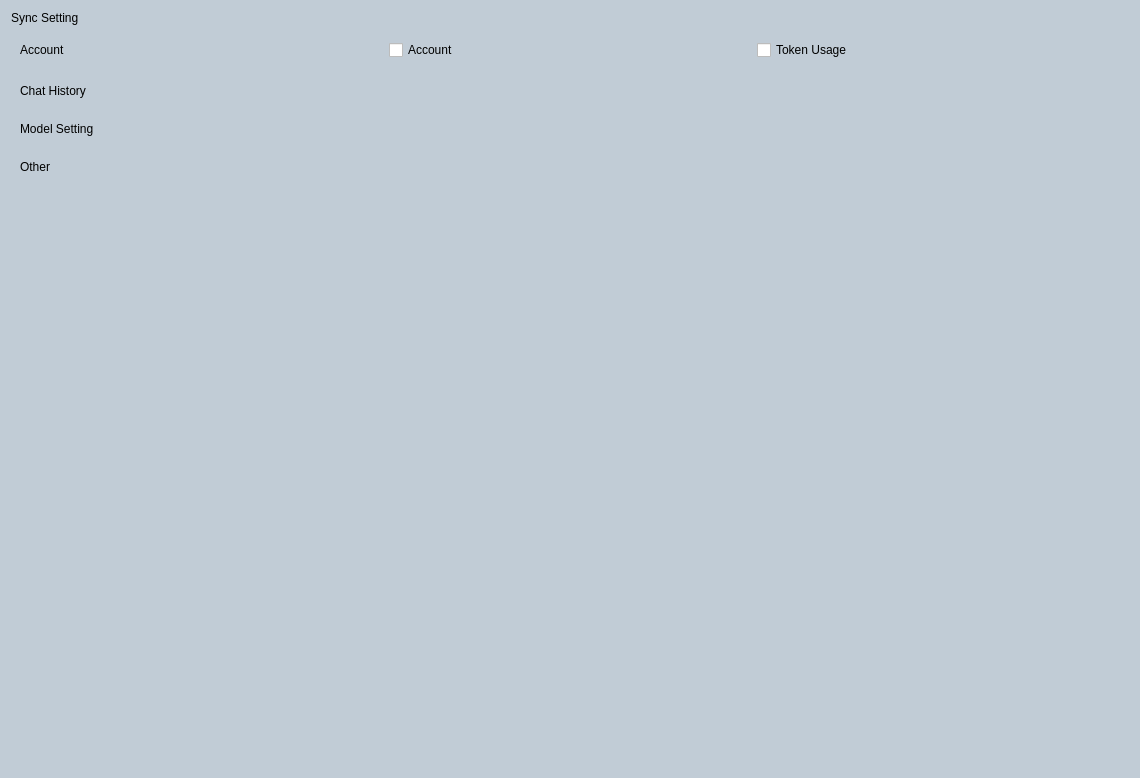
hanjingo/rag-qt, file src/setting_page/SettingPageSync.ui: the form before one commit.
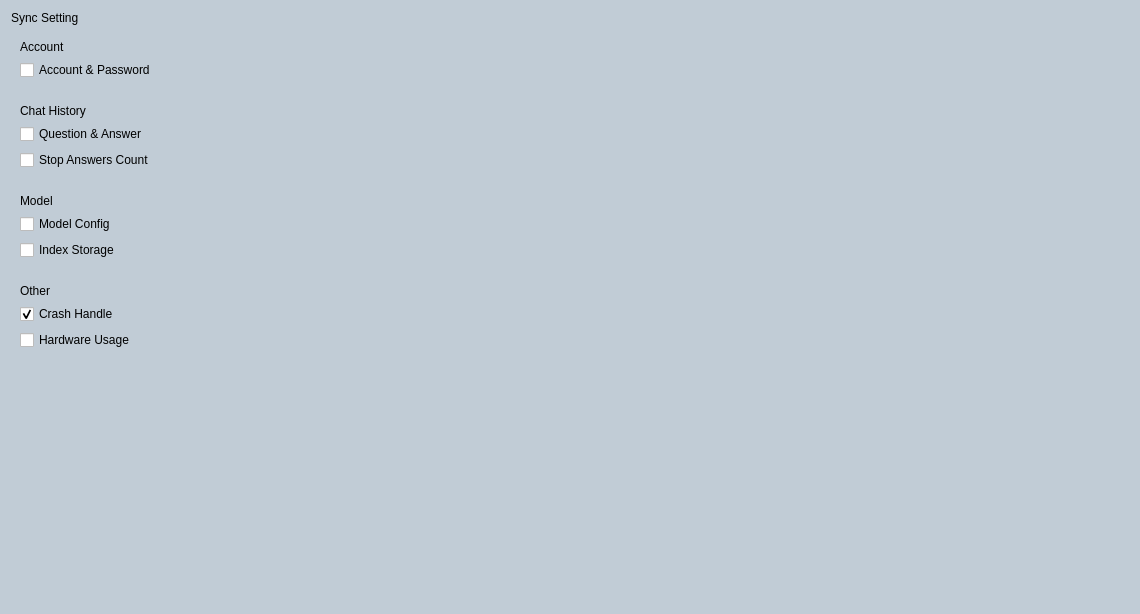
The form after the commit.

```diff
--- a/src/setting_page/SettingPageSync.ui
+++ b/src/setting_page/SettingPageSync.ui
@@ -7,7 +7,7 @@
     <x>0</x>
     <y>0</y>
     <width>1140</width>
-    <height>778</height>
+    <height>614</height>
    </rect>
   </property>
   <property name="windowTitle">
@@ -51,17 +51,10 @@
         </property>
        </widget>
       </item>
-      <item row="0" column="1">
-       <widget class="QCheckBox" name="checkBox">
+      <item row="1" column="0">
+       <widget class="QCheckBox" name="ckAccount">
         <property name="text">
-         <string>Account</string>
-        </property>
-       </widget>
-      </item>
-      <item row="0" column="2">
-       <widget class="QCheckBox" name="checkBox_2">
-        <property name="text">
-         <string>Token Usage</string>
+         <string>Account &amp;&amp; Password</string>
         </property>
        </widget>
       </item>
@@ -71,6 +64,13 @@
    <item>
     <widget class="QWidget" name="wgt_SlaveCtrl1_2" native="true">
      <layout class="QGridLayout" name="gridLayout_2">
+      <item row="1" column="0">
+       <widget class="QCheckBox" name="checkBox_2">
+        <property name="text">
+         <string>Question &amp;&amp; Answer</string>
+        </property>
+       </widget>
+      </item>
       <item row="0" column="0">
        <widget class="QLabel" name="lbl_SlaveCtrl1_Name_3">
         <property name="font">
@@ -84,12 +84,26 @@
         </property>
        </widget>
       </item>
+      <item row="2" column="0">
+       <widget class="QCheckBox" name="checkBox_3">
+        <property name="text">
+         <string>Stop Answers Count</string>
+        </property>
+       </widget>
+      </item>
      </layout>
     </widget>
    </item>
    <item>
     <widget class="QWidget" name="wgt_SlaveCtrl1_3" native="true">
      <layout class="QGridLayout" name="gridLayout_3">
+      <item row="1" column="0">
+       <widget class="QCheckBox" name="checkBox_6">
+        <property name="text">
+         <string>Model Config</string>
+        </property>
+       </widget>
+      </item>
       <item row="0" column="0">
        <widget class="QLabel" name="lbl_SlaveCtrl1_Name_4">
         <property name="font">
@@ -99,7 +113,14 @@
          </font>
         </property>
         <property name="text">
-         <string>Model Setting</string>
+         <string>Model</string>
+        </property>
+       </widget>
+      </item>
+      <item row="2" column="0">
+       <widget class="QCheckBox" name="checkBox_7">
+        <property name="text">
+         <string>Index Storage</string>
         </property>
        </widget>
       </item>
@@ -122,6 +143,26 @@
         </property>
        </widget>
       </item>
+      <item row="1" column="0">
+       <widget class="QCheckBox" name="checkBox_4">
+        <property name="text">
+         <string>Crash Handle</string>
+        </property>
+        <property name="checkable">
+         <bool>true</bool>
+        </property>
+        <property name="checked">
+         <bool>true</bool>
+        </property>
+       </widget>
+      </item>
+      <item row="2" column="0">
+       <widget class="QCheckBox" name="checkBox_5">
+        <property name="text">
+         <string>Hardware Usage</string>
+        </property>
+       </widget>
+      </item>
      </layout>
     </widget>
    </item>
```
Left out of the diff: 2 changed lines with no effect on the pictures.
